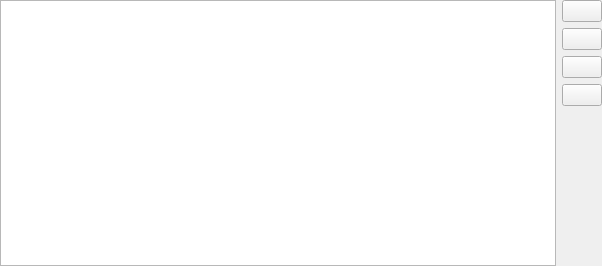
KDE/ktorrent, file ktorrent/tools/queuemanagerwidget.ui: the form before one commit.
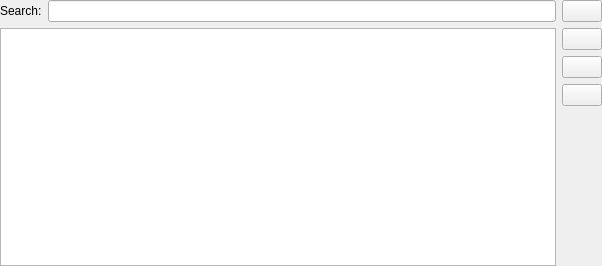
The form after the commit. Custom widgets are drawn as their Qt base class.

Commit message: - Add search line in QM widget which highlights and scrolls to found items - Moving multiple items in QM widget is now possible

Patch:
```diff
--- a/ktorrent/tools/queuemanagerwidget.ui
+++ b/ktorrent/tools/queuemanagerwidget.ui
@@ -13,12 +13,34 @@
   <property name="windowTitle">
    <string>Queue Manager</string>
   </property>
-  <layout class="QHBoxLayout">
+  <layout class="QHBoxLayout" name="horizontalLayout_2">
    <property name="margin">
     <number>0</number>
    </property>
    <item>
-    <widget class="QTreeView" name="m_torrents"/>
+    <layout class="QVBoxLayout" name="verticalLayout">
+     <item>
+      <layout class="QHBoxLayout" name="horizontalLayout">
+       <item>
+        <widget class="QLabel" name="label">
+         <property name="text">
+          <string>Search:</string>
+         </property>
+        </widget>
+       </item>
+       <item>
+        <widget class="KLineEdit" name="m_search">
+         <property name="showClearButton" stdset="0">
+          <bool>true</bool>
+         </property>
+        </widget>
+       </item>
+      </layout>
+     </item>
+     <item>
+      <widget class="QTreeView" name="m_torrents"/>
+     </item>
+    </layout>
    </item>
    <item>
     <layout class="QVBoxLayout">
@@ -73,6 +95,11 @@
    <extends>QPushButton</extends>
    <header>kpushbutton.h</header>
   </customwidget>
+  <customwidget>
+   <class>KLineEdit</class>
+   <extends>QLineEdit</extends>
+   <header>klineedit.h</header>
+  </customwidget>
  </customwidgets>
  <resources/>
  <connections/>
```
The commit also changes 5 other files.
